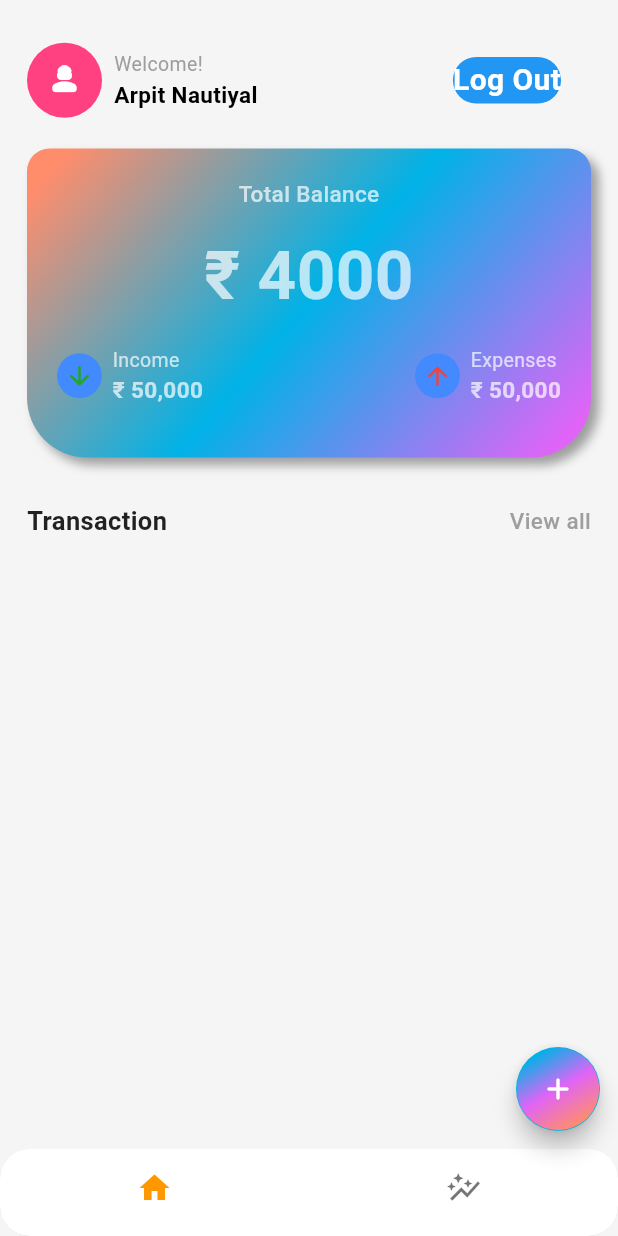
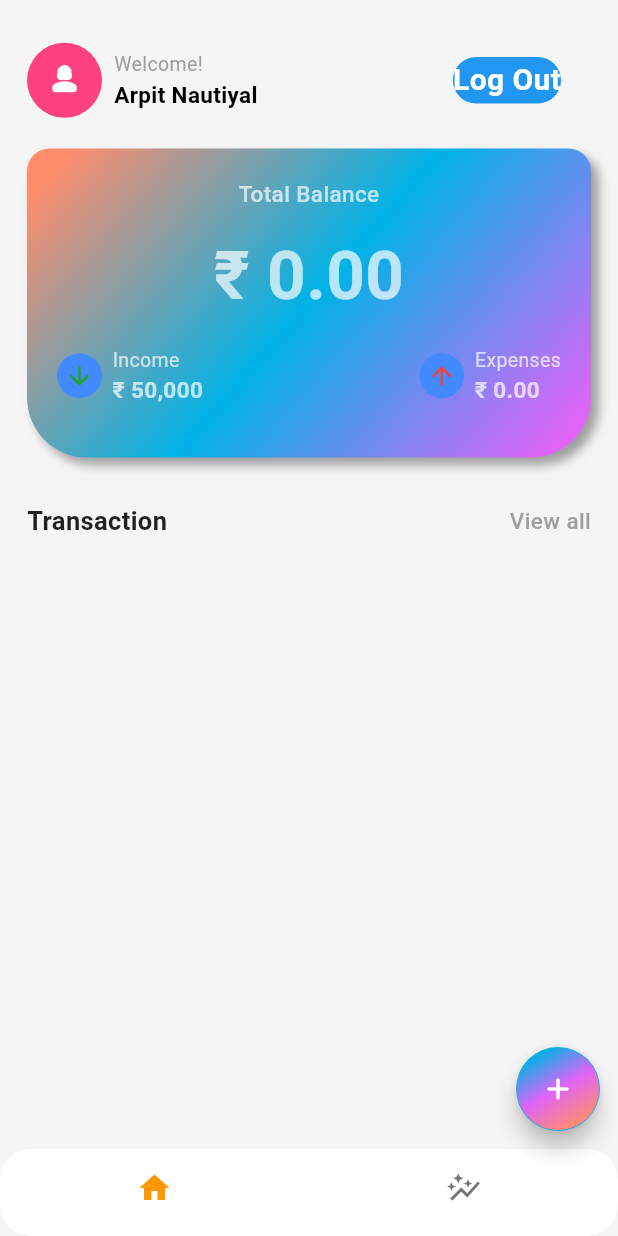
Before and after one commit to ArpitNautiyal2201/Expenses-Tracker-app, a Flutter app: the screen it shows once a user with an empty profile is signed in, on a phone screen of 412 x 824 dp. Run offline on Flutter 3.47's test engine with Material 3 defaults, Android fonts, the phone set to English and light mode, and no system bars; our stand-ins replace bloc, cloud_firestore, equatable, firebase_auth, firebase_core, fl_chart and 3 more; accounts and stored records are empty.

Commit message:
make graph dynamic and and changes in total amount and total expenses section

```diff
--- a/lib/screens/home/views/main_screen.dart
+++ b/lib/screens/home/views/main_screen.dart
@@ -1,15 +1,30 @@
 // ignore_for_file: use_build_context_synchronously
 
 import 'package:expenso_cal/login.dart';
+// ignore: implementation_imports
+import 'package:repository_expenses/src/entities/total_expenses.dart';
 import 'package:expenso_cal/services/authenication.dart';
 import 'package:expenso_cal/widget/button.dart';
 import 'package:flutter/material.dart';
 import 'package:intl/intl.dart';
 import 'package:repository_expenses/repository_expenses.dart';
 
-class MainScreen extends StatelessWidget {
+class MainScreen extends StatefulWidget {
   final List<Expense> expenses;
   const MainScreen(this.expenses, {super.key});
+
+  @override
+  State<MainScreen> createState() => _MainScreenState();
+}
+
+class _MainScreenState extends State<MainScreen> {
+  late Future<Map<String, double>> totalExpensesByCategory;
+
+  @override
+  void initState() {
+    super.initState();
+    totalExpensesByCategory = FirebaseService().getTotalExpensesByCategory();
+  }
 
   @override
   Widget build(BuildContext context) {
@@ -63,16 +78,42 @@ class MainScreen extends StatelessWidget {
                 MyButton(
                   onTab: () async {
                     await AuthServices().signOut();
-                    Navigator.of(context).pushReplacement(
-                        MaterialPageRoute(builder: (context) => const LoginScreen()));
+                    Navigator.of(context).pushReplacement(MaterialPageRoute(
+                        builder: (context) => const LoginScreen()));
                   },
                   text: "Log Out",
                 ),
               ],
             ),
             const Padding(padding: EdgeInsets.symmetric(vertical: 5)),
-            // SizedBox(height: 18,),
-            Container(
+
+            FutureBuilder<Map<String, double>>(
+                future: totalExpensesByCategory,
+                builder: (context, snapshot) {
+                  if (snapshot.connectionState == ConnectionState.waiting) {
+                    return const CircularProgressIndicator();
+                  }
+
+                  if (snapshot.hasError) {
+                    return Text('Error: ${snapshot.error}');
+                  }
+
+                  final categoryTotals = snapshot.data;
+
+                  if (categoryTotals != null) {
+                    print("Category Total: $categoryTotals");
+                  }
+
+                  if (categoryTotals == null || categoryTotals.isEmpty) {
+                    return const Text('No data available');
+                  }
+
+                  //double totalIncome = categoryTotals['Income'] ?? 0;
+                  double totalExpenses = categoryTotals['Total Expenses'] ?? 0;
+
+                  print("Total Expenses: $totalExpenses");
+
+                  return Container(
                     width: MediaQuery.of(context).size.width,
                     height: MediaQuery.of(context).size.width / 2,
                     decoration: const BoxDecoration(
@@ -82,10 +123,13 @@ class MainScreen extends StatelessWidget {
                           Color(0xFFE064F7),
                         ], transform: GradientRotation(21 / 3)),
                         borderRadius: BorderRadius.vertical(
-                      top: Radius.circular(15), bottom: Radius.circular(40)),
+                            top: Radius.circular(15),
+                            bottom: Radius.circular(40)),
                         boxShadow: [
                           BoxShadow(
-                        blurRadius: 5, color: Colors.grey, offset: Offset(5, 5))
+                              blurRadius: 5,
+                              color: Colors.grey,
+                              offset: Offset(5, 5))
                         ]),
                     child: Column(
                       mainAxisAlignment: MainAxisAlignment.center,
@@ -101,9 +145,9 @@ class MainScreen extends StatelessWidget {
                         const SizedBox(
                           height: 12,
                         ),
-                  const Text(
-                    "₹ 4000",
-                    style: TextStyle(
+                        Text(
+                          "₹ ${totalExpenses.toStringAsFixed(2)}",
+                          style: const TextStyle(
                             fontSize: 45,
                             color: Colors.white70,
                             fontWeight: FontWeight.bold,
@@ -136,7 +180,8 @@ class MainScreen extends StatelessWidget {
                                     width: 7,
                                   ),
                                   const Column(
-                              crossAxisAlignment: CrossAxisAlignment.start,
+                                    crossAxisAlignment:
+                                        CrossAxisAlignment.start,
                                     children: [
                                       Text(
                                         "Income",
@@ -178,10 +223,11 @@ class MainScreen extends StatelessWidget {
                                   const SizedBox(
                                     width: 7,
                                   ),
-                            const Column(
-                              crossAxisAlignment: CrossAxisAlignment.start,
+                                  Column(
+                                    crossAxisAlignment:
+                                        CrossAxisAlignment.start,
                                     children: [
-                                Text(
+                                      const Text(
                                         "Expenses",
                                         style: TextStyle(
                                           fontSize: 13,
@@ -190,8 +236,8 @@ class MainScreen extends StatelessWidget {
                                         ),
                                       ),
                                       Text(
-                                  "₹ 50,000",
-                                  style: TextStyle(
+                                        "₹ ${totalExpenses.toStringAsFixed(2)}",
+                                        style: const TextStyle(
                                           fontSize: 15,
                                           color: Colors.white70,
                                           fontWeight: FontWeight.w600,
@@ -206,7 +252,9 @@ class MainScreen extends StatelessWidget {
                         )
                       ],
                     ),
-            ),
+                  );
+                }),
+            // SizedBox(height: 18,),
             const SizedBox(
               height: 30,
             ),
@@ -239,7 +287,7 @@ class MainScreen extends StatelessWidget {
             ),
             Expanded(
               child: ListView.builder(
-                  itemCount: expenses.length,
+                  itemCount: widget.expenses.length,
                   itemBuilder: (context, int i) {
                     return Padding(
                       padding: const EdgeInsets.only(bottom: 10.0),
@@ -262,12 +310,12 @@ class MainScreen extends StatelessWidget {
                                         height: 40,
                                         width: 40,
                                         decoration: BoxDecoration(
-                                            color: Color(
-                                                expenses[i].category.color),
+                                            color: Color(widget
+                                                .expenses[i].category.color),
                                             shape: BoxShape.circle),
                                       ),
                                       Image.asset(
-                                        'assets/${expenses[i].category.icon}.png',
+                                        'assets/${widget.expenses[i].category.icon}.png',
                                         scale: 11.2,
                                       ),
                                       // const Icon(Icons.food_bank_rounded,color: Colors.white,)
@@ -278,7 +326,7 @@ class MainScreen extends StatelessWidget {
                                     width: 14,
                                   ),
                                   Text(
-                                    expenses[i].category.name,
+                                    widget.expenses[i].category.name,
                                     style: const TextStyle(
                                       fontSize: 13,
                                       color: Colors.black87,
@@ -291,7 +339,7 @@ class MainScreen extends StatelessWidget {
                                 crossAxisAlignment: CrossAxisAlignment.end,
                                 children: [
                                   Text(
-                                    "Rs.${expenses[i].amount}.00",
+                                    "Rs.${widget.expenses[i].amount}.00",
                                     style: const TextStyle(
                                       fontSize: 13,
                                       color: Colors.black87,
@@ -300,7 +348,7 @@ class MainScreen extends StatelessWidget {
                                   ),
                                   Text(
                                     DateFormat('dd/MM/yyyy')
-                                        .format(expenses[i].date),
+                                        .format(widget.expenses[i].date),
                                     style: const TextStyle(
                                       fontSize: 13,
                                       color: Colors.grey,
--- a/packages/repository_expenses/lib/src/entities/entity.dart
+++ b/packages/repository_expenses/lib/src/entities/entity.dart
@@ -1,2 +1,3 @@
 export 'category_entity.dart';
 export 'expense_entity.dart';
+export 'total_expenses.dart';
--- a/pubspec.yaml
+++ b/pubspec.yaml
@@ -49,6 +49,7 @@ dependencies:
   uuid: ^4.5.1
   cloud_firestore: ^5.4.4
   firebase_auth: ^5.3.1
+  fl_chart: ^0.69.0
 
 
 dev_dependencies:
```
Also changed, not shown: lib/screens/Stats/data.dart (+152 -150 lines), packages/repository_expenses/lib/src/entities/total_expenses.dart (added, +55 -0 lines), pubspec.lock. Lines whose indentation alone changed are shown as unchanged.
